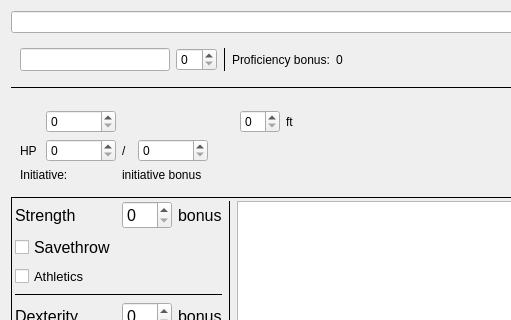
This is charsheet-widget/dndcharsheetwidget.ui in Technohamster-py/dm-assist as Qt 5 draws it before an edit; both pictures show x 0 to 511 and y 0 to 320 of the 1069 by 1071 pixel window. The edited form follows.
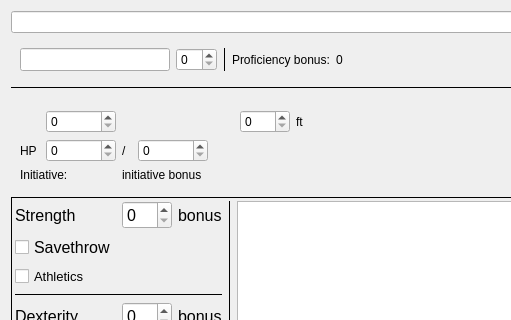
This is the edited form. Icons and pictures are not drawn. Custom widgets are drawn as their Qt base class.

Commit message: Поправлена минимальная ширина поля скорости и здоровья

Patch:
```diff
--- a/charsheet-widget/dndcharsheetwidget.ui
+++ b/charsheet-widget/dndcharsheetwidget.ui
@@ -277,6 +277,12 @@
       </item>
       <item row="0" column="5">
        <widget class="QSpinBox" name="speedBox">
+        <property name="minimumSize">
+         <size>
+          <width>50</width>
+          <height>0</height>
+         </size>
+        </property>
         <property name="maximumSize">
          <size>
           <width>40</width>
```
Left out of the diff: 14 changed lines with no effect on the pictures.
